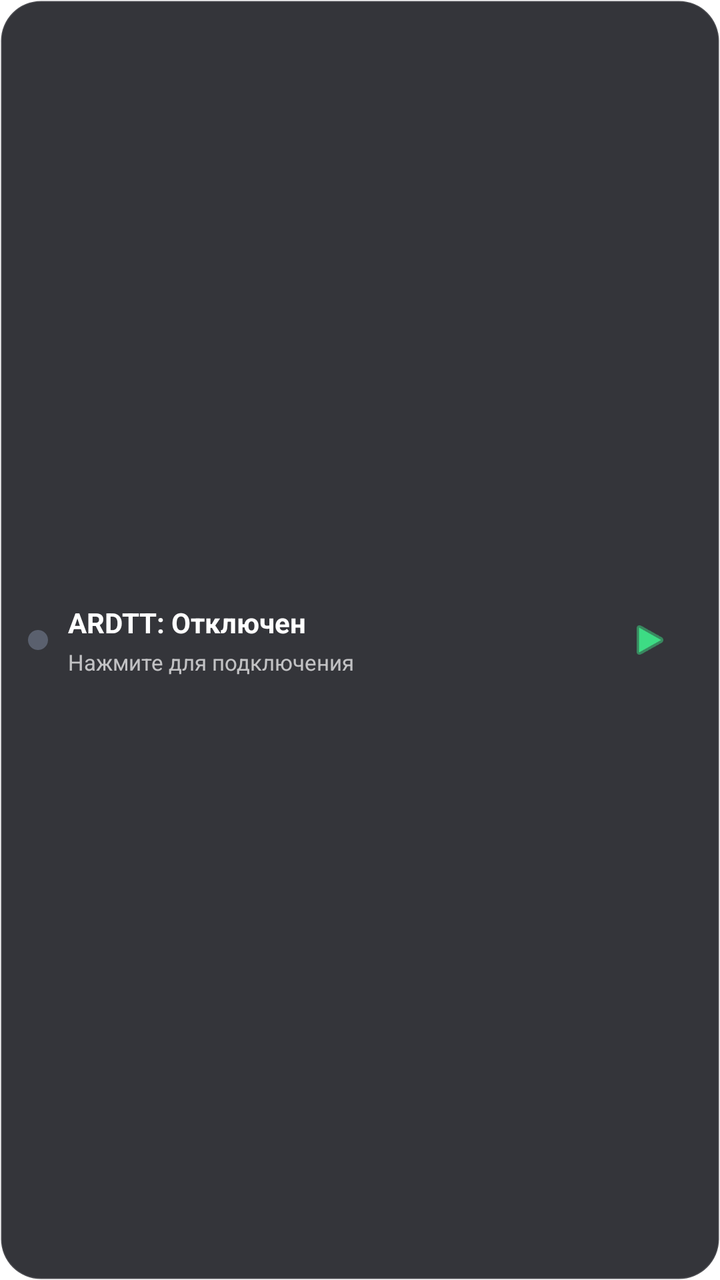
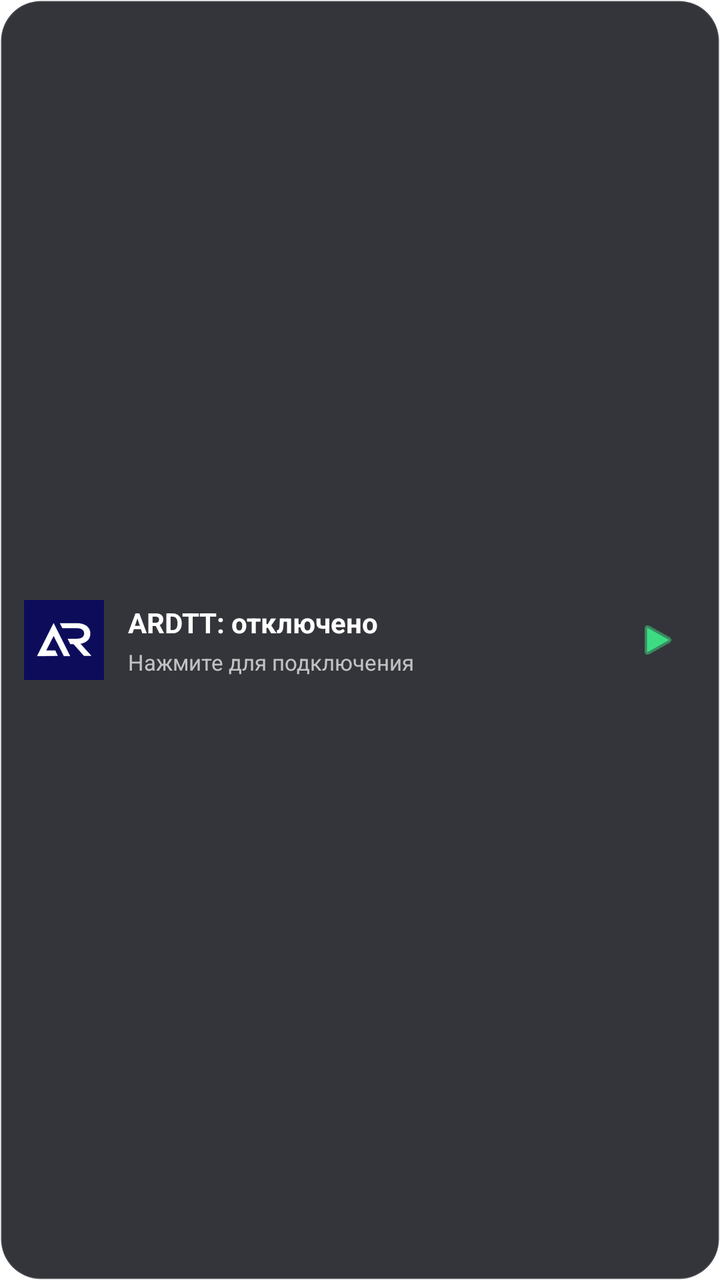

Compare the two renders of this Android layout. The source of the first and the diff that turns it into the second are given below.
<!-- AndroidManifest.xml: application theme Theme.NonameVPN -->
<!-- res/layout/tunnel_widget.xml -->
<?xml version="1.0" encoding="utf-8"?>
<LinearLayout xmlns:android="http://schemas.android.com/apk/res/android"
    android:layout_width="match_parent"
    android:layout_height="match_parent"
    android:background="@drawable/tunnel_widget_background"
    android:gravity="center_vertical"
    android:orientation="horizontal"
    android:padding="14dp">

    <ImageView
        android:id="@+id/widget_status_dot"
        android:layout_width="10dp"
        android:layout_height="10dp"
        android:layout_marginEnd="10dp"
        android:src="@drawable/widget_dot_gray"
        android:contentDescription="@string/widget_status_dot" />

    <LinearLayout
        android:layout_width="0dp"
        android:layout_height="wrap_content"
        android:layout_weight="1"
        android:orientation="vertical">

        <TextView
            android:id="@+id/widget_status_title"
            android:layout_width="wrap_content"
            android:layout_height="wrap_content"
            android:text="@string/widget_disconnected"
            android:textColor="#FFFFFF"
            android:textSize="14sp"
            android:textStyle="bold" />

        <TextView
            android:id="@+id/widget_stats_text"
            android:layout_width="wrap_content"
            android:layout_height="wrap_content"
            android:layout_marginTop="3dp"
            android:text="@string/widget_tap_to_connect"
            android:textColor="#B3FFFFFF"
            android:textSize="11sp" />
    </LinearLayout>

    <ImageView
        android:id="@+id/widget_toggle_button"
        android:layout_width="42dp"
        android:layout_height="42dp"
        android:padding="10dp"
        android:background="?android:attr/selectableItemBackgroundBorderless"
        android:src="@android:drawable/ic_media_play"
        android:tint="#3DDC84"
        android:contentDescription="@string/widget_toggle" />

</LinearLayout>
<!-- resources referenced by this layout -->
<resources>
  <!-- drawable tunnel_widget_background (drawable) -->
  <?xml version="1.0" encoding="utf-8"?>
  <shape xmlns:android="http://schemas.android.com/apk/res/android"
      android:shape="rectangle">
      <solid android:color="#E61E2025" />
      <corners android:radius="20dp" />
      <stroke
          android:width="1dp"
          android:color="#20FFFFFF" />
  </shape>
  <!-- drawable widget_dot_gray (drawable) -->
  <?xml version="1.0" encoding="utf-8"?>
  <shape xmlns:android="http://schemas.android.com/apk/res/android" android:shape="oval">
      <solid android:color="#5A606E" />
      <size android:width="10dp" android:height="10dp" />
  </shape>
  <string name="widget_disconnected">ARDTT: Отключен</string>
  <string name="widget_status_dot">Статус</string>
  <string name="widget_tap_to_connect">Нажмите для подключения</string>
  <string name="widget_toggle">Подключить / отключить</string>
  <style name="Theme.NonameVPN" parent="android:Theme.Material.Light.NoActionBar">
          <item name="android:statusBarColor">@android:color/transparent</item>
          <item name="android:navigationBarColor">@android:color/transparent</item>
          <item name="android:windowBackground">@android:color/white</item>
          <item name="android:windowIsTranslucent">false</item>
      </style>
</resources>

<!-- the commit's change to res/layout/tunnel_widget.xml (unified diff, before → after) -->
@@ -5,26 +5,33 @@
     android:background="@drawable/tunnel_widget_background"
     android:gravity="center_vertical"
     android:orientation="horizontal"
-    android:padding="14dp">
+    android:paddingStart="12dp"
+    android:paddingEnd="10dp"
+    android:paddingTop="12dp"
+    android:paddingBottom="12dp">
 
     <ImageView
-        android:id="@+id/widget_status_dot"
-        android:layout_width="10dp"
-        android:layout_height="10dp"
-        android:layout_marginEnd="10dp"
-        android:src="@drawable/widget_dot_gray"
-        android:contentDescription="@string/widget_status_dot" />
+        android:id="@+id/widget_logo"
+        android:layout_width="40dp"
+        android:layout_height="40dp"
+        android:layout_marginEnd="12dp"
+        android:contentDescription="@string/app_name"
+        android:scaleType="fitCenter"
+        android:src="@drawable/ic_logo_full" />
 
     <LinearLayout
         android:layout_width="0dp"
         android:layout_height="wrap_content"
         android:layout_weight="1"
-        android:orientation="vertical">
+        android:orientation="vertical"
+        android:paddingEnd="8dp">
 
         <TextView
             android:id="@+id/widget_status_title"
             android:layout_width="wrap_content"
             android:layout_height="wrap_content"
+            android:ellipsize="end"
+            android:maxLines="1"
             android:text="@string/widget_disconnected"
             android:textColor="#FFFFFF"
             android:textSize="14sp"
@@ -35,6 +42,8 @@
             android:layout_width="wrap_content"
             android:layout_height="wrap_content"
             android:layout_marginTop="3dp"
+            android:ellipsize="end"
+            android:maxLines="1"
             android:text="@string/widget_tap_to_connect"
             android:textColor="#B3FFFFFF"
             android:textSize="11sp" />
@@ -44,10 +53,10 @@
         android:id="@+id/widget_toggle_button"
         android:layout_width="42dp"
         android:layout_height="42dp"
+        android:background="?android:attr/selectableItemBackgroundBorderless"
+        android:contentDescription="@string/widget_toggle"
         android:padding="10dp"
-        android:background="?android:attr/selectableItemBackgroundBorderless"
         android:src="@android:drawable/ic_media_play"
-        android:tint="#3DDC84"
-        android:contentDescription="@string/widget_toggle" />
+        android:tint="#3DDC84" />
 
 </LinearLayout>
<!-- resource entries referenced after the edit -->
@@ -1,5 +1,6 @@
 <!-- resources referenced by this layout -->
 <resources>
+  <!-- drawable ic_logo_full: png bitmap (drawable-hdpi, 2147 bytes) -->
   <!-- drawable tunnel_widget_background (drawable) -->
   <?xml version="1.0" encoding="utf-8"?>
   <shape xmlns:android="http://schemas.android.com/apk/res/android"
@@ -10,14 +11,8 @@
           android:width="1dp"
           android:color="#20FFFFFF" />
   </shape>
-  <!-- drawable widget_dot_gray (drawable) -->
-  <?xml version="1.0" encoding="utf-8"?>
-  <shape xmlns:android="http://schemas.android.com/apk/res/android" android:shape="oval">
-      <solid android:color="#5A606E" />
-      <size android:width="10dp" android:height="10dp" />
-  </shape>
-  <string name="widget_disconnected">ARDTT: Отключен</string>
-  <string name="widget_status_dot">Статус</string>
+  <string name="app_name">ARDTT</string>
+  <string name="widget_disconnected">ARDTT: отключено</string>
   <string name="widget_tap_to_connect">Нажмите для подключения</string>
   <string name="widget_toggle">Подключить / отключить</string>
   <style name="Theme.NonameVPN" parent="android:Theme.Material.Light.NoActionBar">
